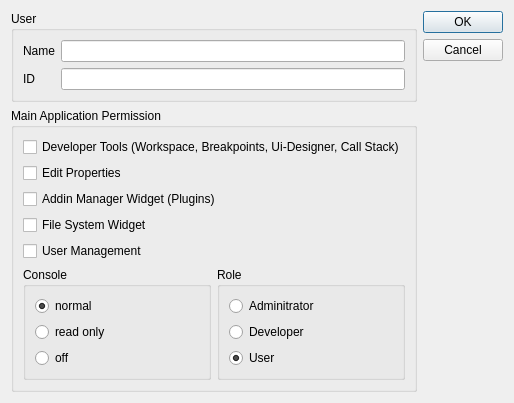
Before: the Qt Designer form Qitom/widgets/userManagementEdit.ui in itom-project/itom, drawn with Qt 5.
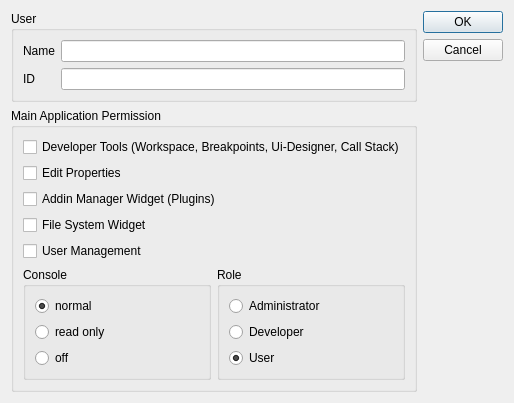
After: the same form once the commit is applied.

```diff
--- a/Qitom/widgets/userManagementEdit.ui
+++ b/Qitom/widgets/userManagementEdit.ui
@@ -144,7 +144,7 @@
              <item>
               <widget class="QRadioButton" name="radioButton_roleAdmin">
                <property name="text">
-                <string>Adminitrator</string>
+                <string>Administrator</string>
                </property>
                <property name="checked">
                 <bool>false</bool>
```
